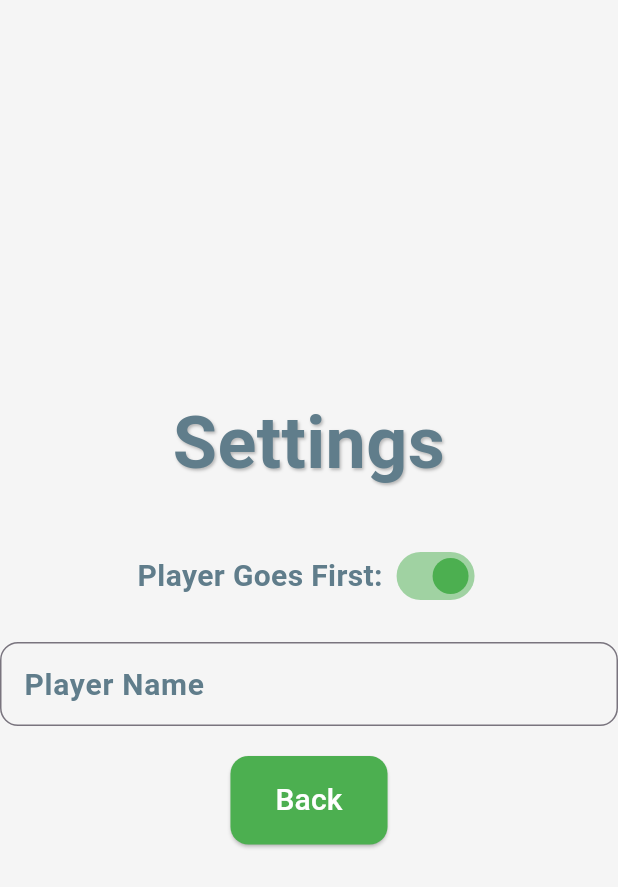
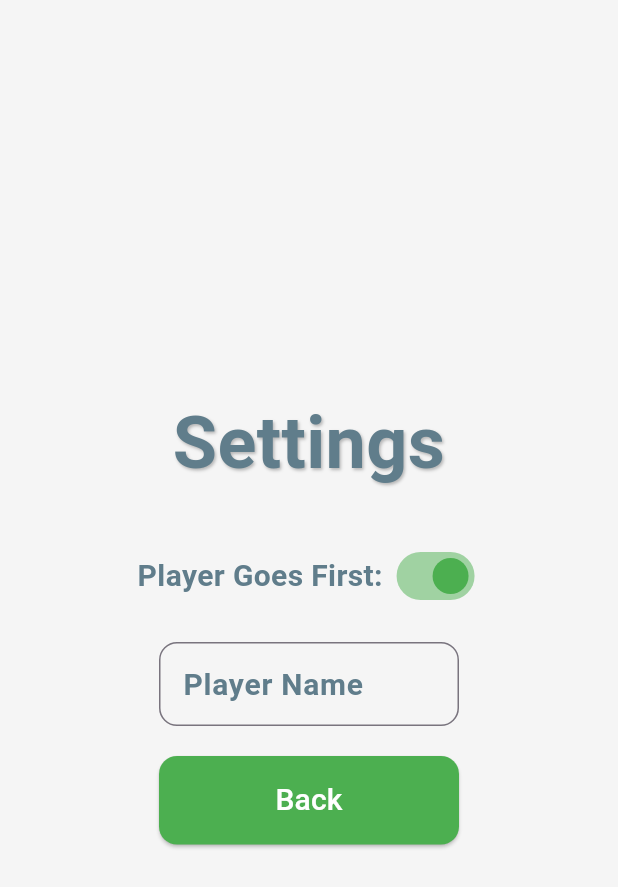
Before and after one commit to Poochie18/2-Players-6-Cups, a Flutter app: the screen it shows after launch, after a tap on "Settings", on a phone screen of 412 x 824 dp. Shown: the top 887 px of the screen. Run offline on Flutter 3.47's test engine with Material 3 defaults, Android fonts, the phone set to English and light mode, and no system bars; our stand-ins replace shared_preferences.

Commit message:
Fix styles and rebuild project

```diff
--- a/lib/main.dart
+++ b/lib/main.dart
@@ -5,6 +5,7 @@ import 'screens/multiplayer_menu.dart';
 import 'screens/single_player_game_screen.dart';
 import 'screens/multiplayer_game_screen.dart';
 import 'screens/settings_screen.dart';
+import 'utils/ui_style.dart'; // Добавляем импорт
 
 void main() {
   runApp(MyApp());
@@ -16,7 +17,18 @@ class MyApp extends StatelessWidget {
     return MaterialApp(
       title: 'Two Players, Six Cups',
       theme: ThemeData(
-        primarySwatch: UIStyle.primaryColor,
+        primarySwatch: MaterialColor(UIStyle.primaryColor.value, {
+          50: UIStyle.primaryColor.withOpacity(0.1),
+          100: UIStyle.primaryColor.withOpacity(0.2),
+          200: UIStyle.primaryColor.withOpacity(0.3),
+          300: UIStyle.primaryColor.withOpacity(0.4),
+          400: UIStyle.primaryColor.withOpacity(0.5),
+          500: UIStyle.primaryColor.withOpacity(0.6),
+          600: UIStyle.primaryColor.withOpacity(0.7),
+          700: UIStyle.primaryColor.withOpacity(0.8),
+          800: UIStyle.primaryColor.withOpacity(0.9),
+          900: UIStyle.primaryColor,
+        }),
       ),
       initialRoute: '/',
       routes: {
--- a/lib/screens/settings_screen.dart
+++ b/lib/screens/settings_screen.dart
@@ -8,8 +8,9 @@ class SettingsScreen extends StatefulWidget {
 }
 
 class _SettingsScreenState extends State<SettingsScreen> {
-  late bool _playerGoesFirst;
-  late String _playerName;
+  bool? _playerGoesFirst;
+  String? _playerName;
+  final TextEditingController _playerNameController = TextEditingController();
 
   @override
   void initState() {
@@ -22,17 +23,33 @@ class _SettingsScreenState extends State<SettingsScreen> {
     setState(() {
       _playerGoesFirst = prefs.getBool('playerGoesFirst') ?? true;
       _playerName = prefs.getString('playerName') ?? 'Player';
+      _playerNameController.text = _playerName!;
     });
   }
 
   Future<void> _saveSettings() async {
     final prefs = await SharedPreferences.getInstance();
-    await prefs.setBool('playerGoesFirst', _playerGoesFirst);
-    await prefs.setString('playerName', _playerName);
+    await prefs.setBool('playerGoesFirst', _playerGoesFirst!);
+    await prefs.setString('playerName', _playerName!);
+  }
+
+  @override
+  void dispose() {
+    _playerNameController.dispose();
+    super.dispose();
   }
 
   @override
   Widget build(BuildContext context) {
+    if (_playerGoesFirst == null || _playerName == null) {
+      return Scaffold(
+        backgroundColor: Colors.grey[100]!,
+        body: Center(
+          child: CircularProgressIndicator(color: UIStyle.primaryColor),
+        ),
+      );
+    }
+
     return Scaffold(
       backgroundColor: Colors.grey[100]!,
       body: Center(
@@ -53,7 +70,7 @@ class _SettingsScreenState extends State<SettingsScreen> {
                   style: UIStyle.subtitleStyle,
                 ),
                 Switch(
-                  value: _playerGoesFirst,
+                  value: _playerGoesFirst!,
                   onChanged: (value) {
                     setState(() {
                       _playerGoesFirst = value;
@@ -65,13 +82,15 @@ class _SettingsScreenState extends State<SettingsScreen> {
               ],
             ),
             SizedBox(height: 20),
-            TextField(
+            Container(
+              width: 200, // Уменьшили ширину поля
+              child: TextField(
+                controller: _playerNameController,
                 decoration: InputDecoration(
                   labelText: 'Player Name',
                   labelStyle: UIStyle.subtitleStyle.copyWith(color: UIStyle.secondaryColor),
                   border: OutlineInputBorder(borderRadius: UIStyle.buttonBorderRadius),
                 ),
-              controller: TextEditingController(text: _playerName),
                 onChanged: (value) {
                   setState(() {
                     _playerName = value;
@@ -79,11 +98,12 @@ class _SettingsScreenState extends State<SettingsScreen> {
                   });
                 },
               ),
+            ),
             SizedBox(height: 20),
             ElevatedButton(
               onPressed: () => Navigator.pop(context),
               child: Text('Back', style: UIStyle.buttonTextStyle),
-              style: UIStyle.buttonStyle(),
+              style: UIStyle.buttonStyle(fixedWidth: 200), // Фиксированная ширина
             ),
           ],
         ),
--- a/lib/utils/ui_style.dart
+++ b/lib/utils/ui_style.dart
@@ -1,13 +1,13 @@
 import 'package:flutter/material.dart';
 
 class UIStyle {
-  static const Color primaryColor = Colors.green;
+  static const Color primaryColor = Color.fromARGB(255, 76, 175, 80); // Зеленый цвет
   static const Color secondaryColor = Colors.blueGrey;
   static const Color accentColor = Colors.white;
   static const Color errorColor = Colors.red;
 
   static const LinearGradient gradient = LinearGradient(
-    colors: [Colors.green[300]!, Colors.green[700]!],
+    colors: [Color.fromARGB(255, 144, 238, 144)!, Color.fromARGB(255, 34, 139, 34)!],
     begin: Alignment.topLeft,
     end: Alignment.bottomRight,
   );
@@ -20,12 +20,13 @@ class UIStyle {
     offset: Offset(0, 2),
   );
 
-  static ButtonStyle buttonStyle({Color? backgroundColor, Color? textColor}) {
+  static ButtonStyle buttonStyle({Color? backgroundColor, Color? textColor, double? fixedWidth}) {
     return ElevatedButton.styleFrom(
       backgroundColor: backgroundColor ?? primaryColor,
       foregroundColor: textColor ?? accentColor,
       padding: buttonPadding,
       shape: RoundedRectangleBorder(borderRadius: buttonBorderRadius),
+      minimumSize: Size(fixedWidth ?? 200, 0), // Фиксированная минимальная ширина
     );
   }
 
@@ -54,7 +55,7 @@ class UIStyle {
     shadows: [Shadow(color: Colors.black26, offset: Offset(1, 1), blurRadius: 2)],
   );
 
-  static AlertDialogStyle alertDialogStyle({required String title, required Widget content}) {
+  static Widget alertDialogStyle({required String title, required Widget content}) {
     return AlertDialog(
       backgroundColor: Colors.grey[100]!,
       shape: RoundedRectangleBorder(borderRadius: buttonBorderRadius),
```
Also changed, not shown: lib/screens/difficulty_menu.dart (+4 -4 lines), lib/screens/main_menu.dart (+3 -57 lines), lib/screens/multiplayer_game_screen.dart (+12 -10 lines), lib/screens/multiplayer_menu.dart (+26 -45 lines), lib/screens/single_player_game_screen.dart (+7 -4 lines), pubspec.yaml (+1 -71 lines), pubspec.lock. Lines whose indentation alone changed are shown as unchanged.
